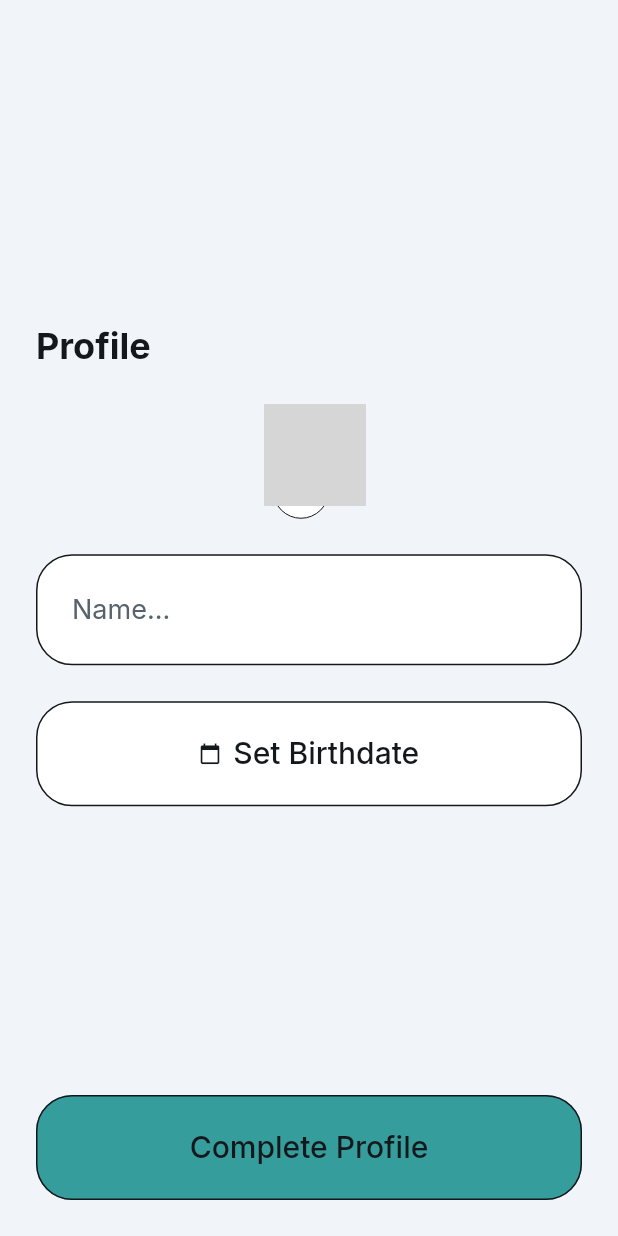
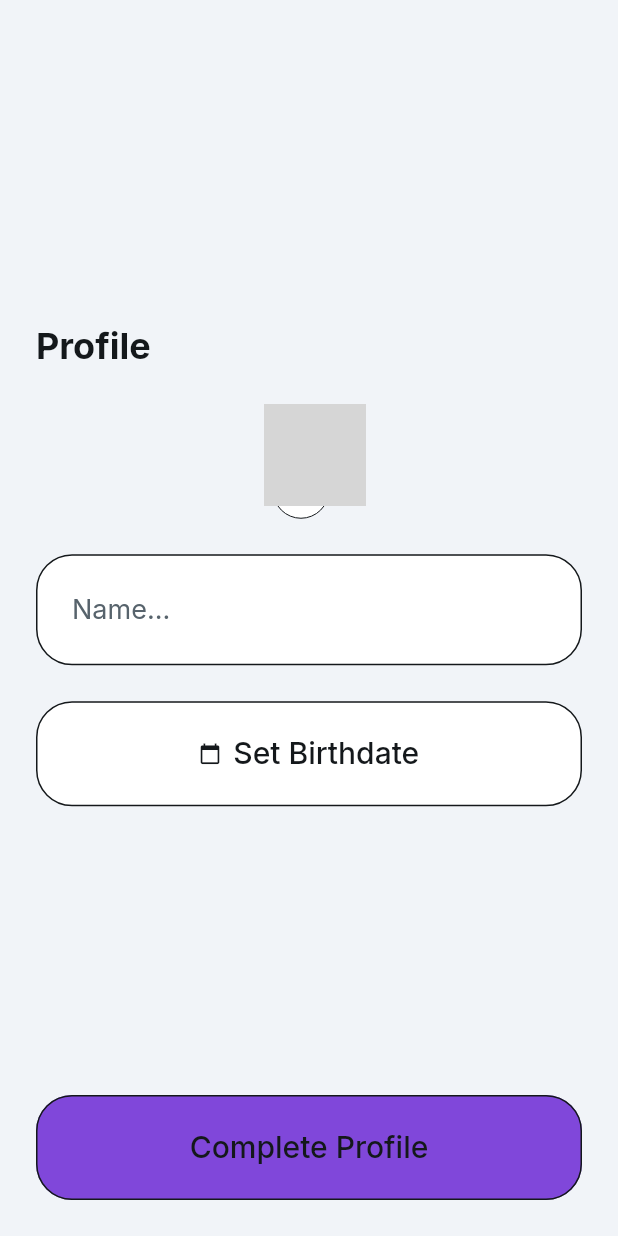
Before and after one commit to dbaez123/TodoApp-FlutterFlow, a Flutter app: the OnboardingWidget screen opened by its route, on a phone screen of 412 x 824 dp. Run offline on Flutter 3.47's test engine with Material 3 defaults, Android fonts, the phone set to English and light mode, and no system bars; drawn by our look-alikes of auto_size_text; our stand-ins replace cloud_firestore, easy_debounce, file_picker, firebase_auth, firebase_core, firebase_storage and 13 more; missing offline and left inert: json_path, mime_type; accounts and stored records are empty; network calls fail; grey boxes are pictures that could not be loaded.

Commit message:
Updating to latest FlutterFlow output.

```diff
--- a/lib/onboarding/onboarding_widget.dart
+++ b/lib/onboarding/onboarding_widget.dart
@@ -466,7 +466,7 @@ class _OnboardingWidgetState extends State<OnboardingWidget> {
                         EdgeInsetsDirectional.fromSTEB(16.0, 0.0, 16.0, 0.0),
                     iconPadding:
                         EdgeInsetsDirectional.fromSTEB(0.0, 0.0, 0.0, 0.0),
-                    color: FlutterFlowTheme.of(context).primary,
+                    color: FlutterFlowTheme.of(context).secondary,
                     textStyle:
                         FlutterFlowTheme.of(context).labelMedium.override(
                               font: GoogleFonts.inter(
```
